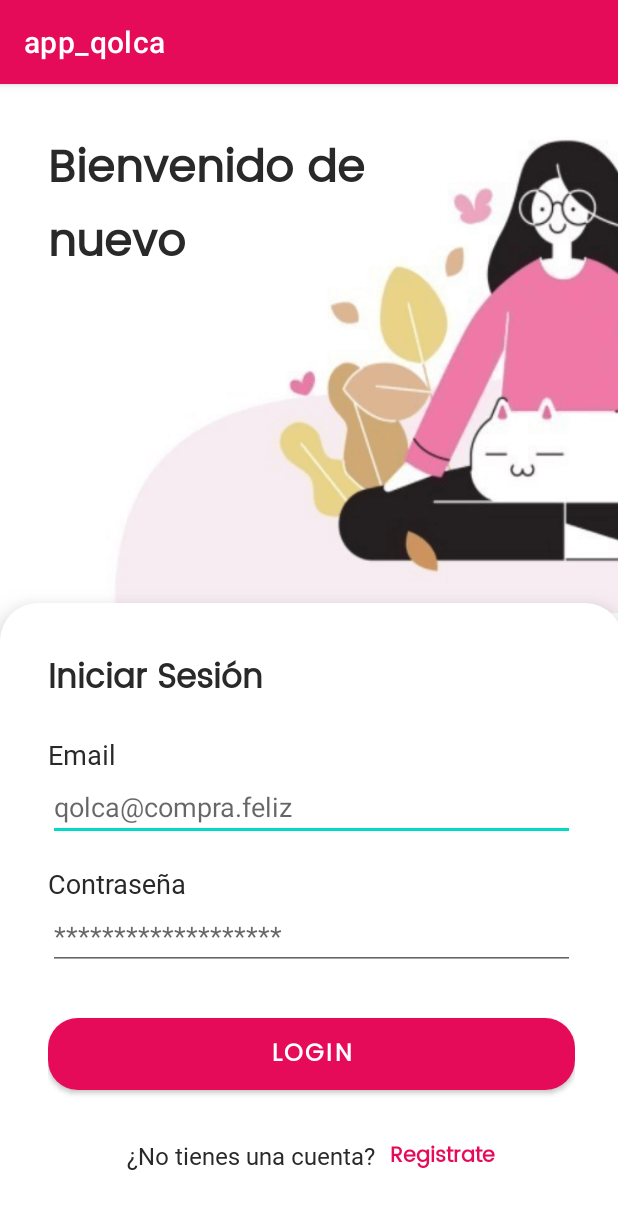
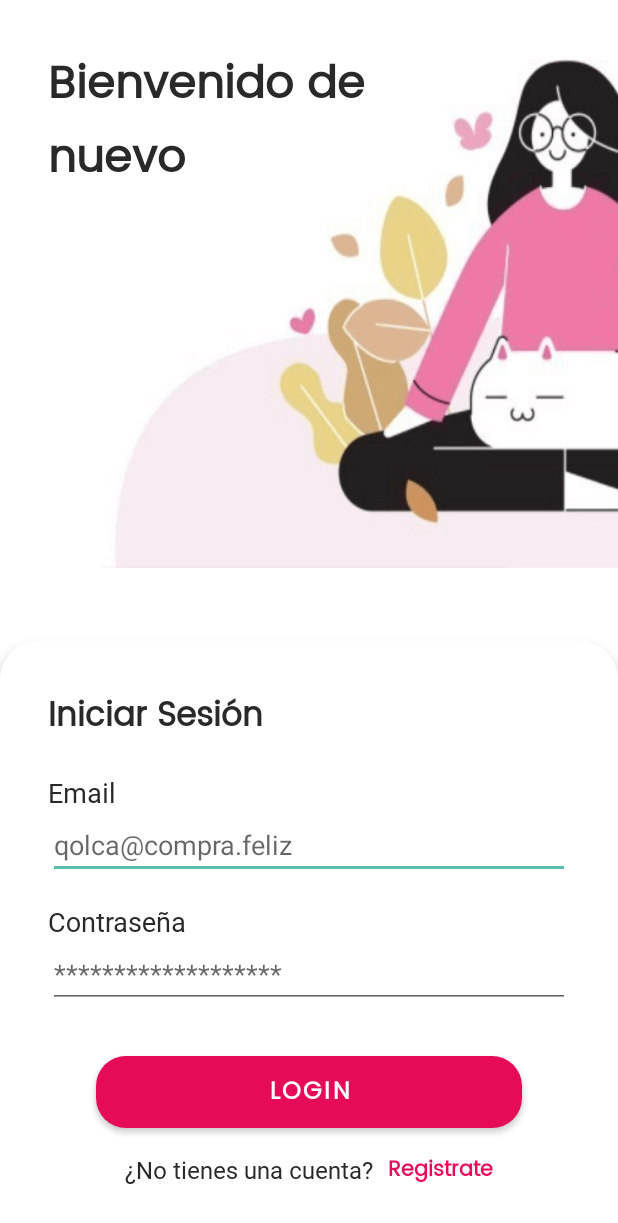
Before and after one commit to Nathoriz/app_qolca, an Android app: the LoginActivity screen opened directly, with no data from a screen before it, on a phone screen of 412 x 824 dp. Shown: the top 1223 px of the screen. Run offline under Robolectric (Android 15) with nearby library versions, the phone set to English and light mode, and no system bars.

Commit message:
Mejorando diselo del login y registro

```diff
--- a/app/src/main/java/edu/pe/idat/app_qolca/LoginActivity.java
+++ b/app/src/main/java/edu/pe/idat/app_qolca/LoginActivity.java
@@ -2,13 +2,29 @@ package edu.pe.idat.app_qolca;
 
 import androidx.appcompat.app.AppCompatActivity;
 
+import android.content.Intent;
 import android.os.Bundle;
 
+import edu.pe.idat.app_qolca.databinding.ActivityLoginBinding;
+
 public class LoginActivity extends AppCompatActivity {
+
+    private ActivityLoginBinding binding;
 
     @Override
     protected void onCreate(Bundle savedInstanceState) {
         super.onCreate(savedInstanceState);
-        setContentView(R.layout.activity_login);
+        binding = ActivityLoginBinding.inflate(getLayoutInflater());
+        setContentView(binding.getRoot());
+        getSupportActionBar().hide();
+
+        binding.btnLogin.setOnClickListener(view->{
+            startActivity(new Intent(LoginActivity.this,MainActivity.class));
+        });
+        binding.tvLoginRegistrar.setOnClickListener(view->{
+            startActivity(new Intent(LoginActivity.this,SignUpActivity.class));
+        });
     }
+
+
 }
--- a/app/src/main/java/edu/pe/idat/app_qolca/MainActivity.java
+++ b/app/src/main/java/edu/pe/idat/app_qolca/MainActivity.java
@@ -19,6 +19,7 @@ public class MainActivity extends AppCompatActivity {
     @Override
     protected void onCreate(Bundle savedInstanceState) {
         super.onCreate(savedInstanceState);
+        getSupportActionBar().hide();
 
         binding = ActivityMainBinding.inflate(getLayoutInflater());
         setContentView(binding.getRoot());
--- a/app/src/main/res/drawable/container.xml
+++ b/app/src/main/res/drawable/container.xml
@@ -5,6 +5,12 @@
                 <solid android:color="@color/white"/>
                 <corners android:topLeftRadius="25dp"
                     android:topRightRadius="25dp"/>
+                <padding
+                    android:right="32dp"
+                    android:left="32dp"
+                    android:top="32dp"
+                    android:bottom="32dp"
+                    ></padding>
             </shape>
         </item>
 </selector>
--- a/app/src/main/res/layout/activity_login.xml
+++ b/app/src/main/res/layout/activity_login.xml
@@ -24,14 +24,11 @@
         app:layout_constraintTop_toTopOf="parent" />
 
     <LinearLayout
-        android:layout_width="415dp"
-        android:layout_height="422dp"
+        android:layout_width="0dp"
+        android:layout_height="wrap_content"
         android:background="@drawable/container"
-        android:elevation="15dp"
+        android:elevation="5dp"
         android:orientation="vertical"
-        android:paddingLeft="32dp"
-        android:paddingTop="32dp"
-        android:paddingRight="32dp"
         app:layout_constraintBottom_toBottomOf="parent"
         app:layout_constraintEnd_toEndOf="parent"
         app:layout_constraintHorizontal_bias="0.0"
@@ -84,14 +81,15 @@
             android:layout_marginBottom="32dp"
             android:ems="10"
             android:hint="*******************"
-            android:inputType="textPassword"
-            android:password="true" />
+            android:inputType="textPassword" />
 
         <Button
             android:id="@+id/btn_login"
             android:layout_width="match_parent"
             android:layout_height="wrap_content"
-            android:layout_marginBottom="32sp"
+            android:layout_marginLeft="32dp"
+            android:layout_marginRight="32dp"
+            android:layout_marginBottom="16dp"
             android:background="@drawable/message"
             android:fontFamily="@font/poppins"
             android:text="Login"
--- a/app/src/main/res/layout/activity_splash.xml
+++ b/app/src/main/res/layout/activity_splash.xml
@@ -9,7 +9,7 @@
 
     <ImageView
         android:id="@+id/imageView"
-        android:layout_width="250dp"
+        android:layout_width="275dp"
         android:layout_height="136dp"
         app:layout_constraintBottom_toBottomOf="parent"
         app:layout_constraintEnd_toEndOf="parent"
--- a/app/src/main/res/navigation/mobile_navigation.xml
+++ b/app/src/main/res/navigation/mobile_navigation.xml
@@ -8,18 +8,15 @@
     <fragment
         android:id="@+id/navigation_home"
         android:name="edu.pe.idat.app_qolca.view.ui.home.HomeFragment"
-        android:label="@string/title_home"
         tools:layout="@layout/fragment_home" />
 
     <fragment
         android:id="@+id/navigation_dashboard"
         android:name="edu.pe.idat.app_qolca.view.ui.dashboard.DashboardFragment"
-        android:label="@string/title_dashboard"
         tools:layout="@layout/fragment_dashboard" />
 
     <fragment
         android:id="@+id/navigation_notifications"
         android:name="edu.pe.idat.app_qolca.view.ui.notifications.NotificationsFragment"
-        android:label="@string/title_notifications"
         tools:layout="@layout/fragment_notifications" />
 </navigation>
--- a/app/src/main/res/values/colors.xml
+++ b/app/src/main/res/values/colors.xml
@@ -14,6 +14,10 @@
     <color name="pink_light">#B98B9B</color>
     <color name="pink_bright">#E50B59</color>
 
+    <color name="blue_bright">#222EBE</color>
+    <color name="blue_pastel">#5DBAB1</color>
+    <color name="blue_dark">#171B40</color>
+
     <color name="black_title">#292929</color>
     <color name="gray_text2">#636161</color>
     <color name="gray_text3">#9F9D9D</color>
--- a/app/src/main/res/values/themes.xml
+++ b/app/src/main/res/values/themes.xml
@@ -6,11 +6,14 @@
         <item name="colorPrimaryVariant">@color/pink_bright</item>
         <item name="colorOnPrimary">@color/white</item>
         <!-- Secondary brand color. -->
-        <item name="colorSecondary">@color/teal_200</item>
-        <item name="colorSecondaryVariant">@color/teal_700</item>
+        <item name="colorSecondary">@color/blue_pastel</item>
+        <item name="colorSecondaryVariant">@color/blue_dark</item>
         <item name="colorOnSecondary">@color/black</item>
         <!-- Status bar color. -->
         <item name="android:statusBarColor" tools:targetApi="l">?attr/colorPrimaryVariant</item>
         <!-- Customize your theme here. -->
+
+<!--        <item name="windowNoTitle">true</item>-->
+<!--        <item name="windowActionBar">false</item>-->
     </style>
 </resources>
```
Also changed, not shown: app/src/main/AndroidManifest.xml (+7 -5 lines), app/src/main/java/edu/pe/idat/app_qolca/SignUpActivity.java (+12 -1 lines), app/src/main/java/edu/pe/idat/app_qolca/SplashActivity.java (+16 -0 lines), app/src/main/res/layout/activity_main.xml (+9 -8 lines), app/src/main/res/layout/activity_sign_up.xml (+8 -9 lines), app/src/main/res/layout/fragment_dashboard.xml (+5 -5 lines).
